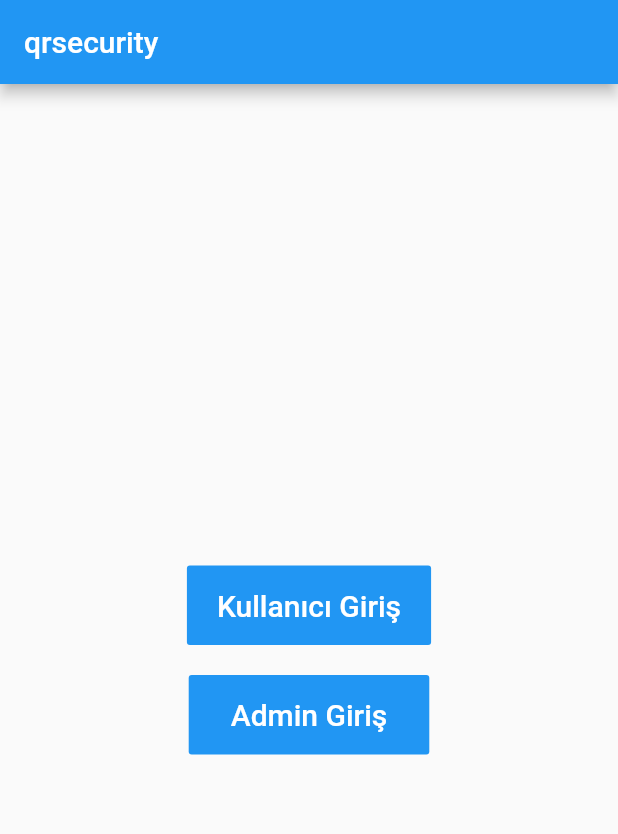
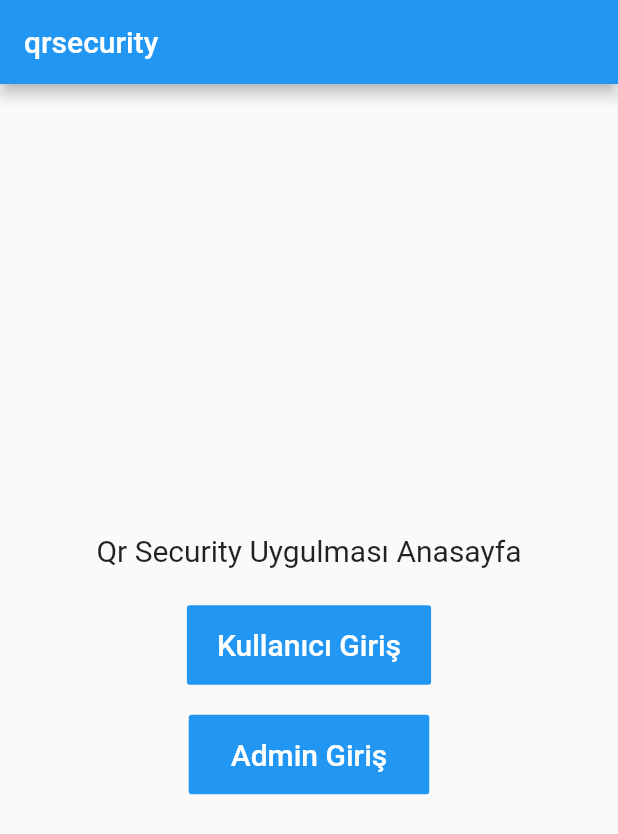
Before and after one commit to samikzlbga005/qr-security, a Flutter app: the screen it shows after launch, on a phone screen of 412 x 824 dp. Shown: the top 834 px of the screen. Run offline on Flutter 3.47's test engine with Material 2 defaults, Android fonts, the phone set to English and light mode, and no system bars; our stand-ins replace cloud_firestore, firebase_core, firebase_database, qr_flutter; missing offline and left inert: qr_code_scanner; accounts and stored records are empty.

```diff
--- a/securityqr/lib/acilis_ekrani.dart
+++ b/securityqr/lib/acilis_ekrani.dart
@@ -18,6 +18,10 @@ class _acilis_ekran extends State<acilis_ekrani>{
         child: Column(
           mainAxisAlignment: MainAxisAlignment.center,
           children: <Widget>[
+            Container(
+              padding: EdgeInsets.all(15),
+              child: Text("Qr Security Uygulması Anasayfa",style: TextStyle(fontSize: 20),),
+            ),
             Container(
               padding: EdgeInsets.all(10.0),
               child: FlatButton(
--- a/securityqr/lib/admin/admin_anasayfa.dart
+++ b/securityqr/lib/admin/admin_anasayfa.dart
@@ -115,8 +115,6 @@ class _admin_anasayfa extends State<admin_anasayfa>{
       'daireno': daire,
       });
     });
-
-
   }
 
 
@@ -258,7 +256,6 @@ class _admin_anasayfa extends State<admin_anasayfa>{
                               ),
                             ],
                           ),
-
                         ],
                       ),
                     );
```
Also changed, not shown: securityqr/lib/admin/qr_giris_goruntule.dart (added, +31 -0 lines), securityqr/lib/admin/qr_oku.dart (+6 -6 lines). Lines whose indentation alone changed are shown as unchanged.
